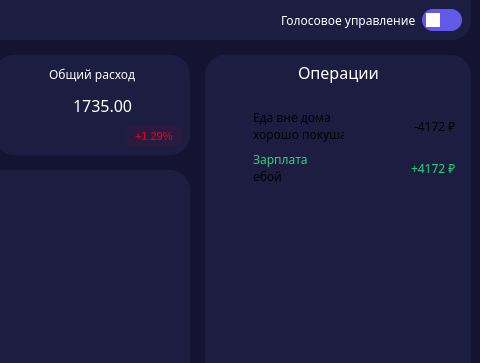
The window that src/ui/ui-forms/main_ui.ui (n1ghtmare-dev/finance_app) describes before a commit, drawn with Qt 5; both pictures show x 436 to 916 and y 0 to 363 of the 916 by 600 pixel window.
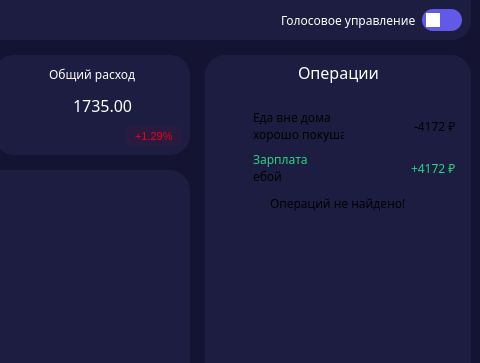
The same window after the commit. Icons and pictures are not drawn.

Diff of the .ui file:
```diff
--- a/src/ui/ui-forms/main_ui.ui
+++ b/src/ui/ui-forms/main_ui.ui
@@ -2375,6 +2375,71 @@
                   </layout>
                  </widget>
                 </item>
+                <item>
+                 <widget class="QFrame" name="not_found_frame">
+                  <property name="frameShape">
+                   <enum>QFrame::Shape::StyledPanel</enum>
+                  </property>
+                  <property name="frameShadow">
+                   <enum>QFrame::Shadow::Raised</enum>
+                  </property>
+                  <layout class="QHBoxLayout" name="horizontalLayout_30">
+                   <property name="spacing">
+                    <number>0</number>
+                   </property>
+                   <property name="leftMargin">
+                    <number>0</number>
+                   </property>
+                   <property name="topMargin">
+                    <number>0</number>
+                   </property>
+                   <property name="rightMargin">
+                    <number>0</number>
+                   </property>
+                   <property name="bottomMargin">
+                    <number>0</number>
+                   </property>
+                   <item>
+                    <spacer name="horizontalSpacer_37">
+                     <property name="orientation">
+                      <enum>Qt::Orientation::Horizontal</enum>
+                     </property>
+                     <property name="sizeHint" stdset="0">
+                      <size>
+                       <width>40</width>
+                       <height>20</height>
+                      </size>
+                     </property>
+                    </spacer>
+                   </item>
+                   <item>
+                    <widget class="QLabel" name="label_34">
+                     <property name="font">
+                      <font>
+                       <family>Inter Hewn</family>
+                      </font>
+                     </property>
+                     <property name="text">
+                      <string>Операций не найдено!</string>
+                     </property>
+                    </widget>
+                   </item>
+                   <item>
+                    <spacer name="horizontalSpacer_36">
+                     <property name="orientation">
+                      <enum>Qt::Orientation::Horizontal</enum>
+                     </property>
+                     <property name="sizeHint" stdset="0">
+                      <size>
+                       <width>48</width>
+                       <height>20</height>
+                      </size>
+                     </property>
+                    </spacer>
+                   </item>
+                  </layout>
+                 </widget>
+                </item>
                </layout>
               </widget>
              </item>
```
Left out of the diff: 22 changed lines with no effect on the pictures.
